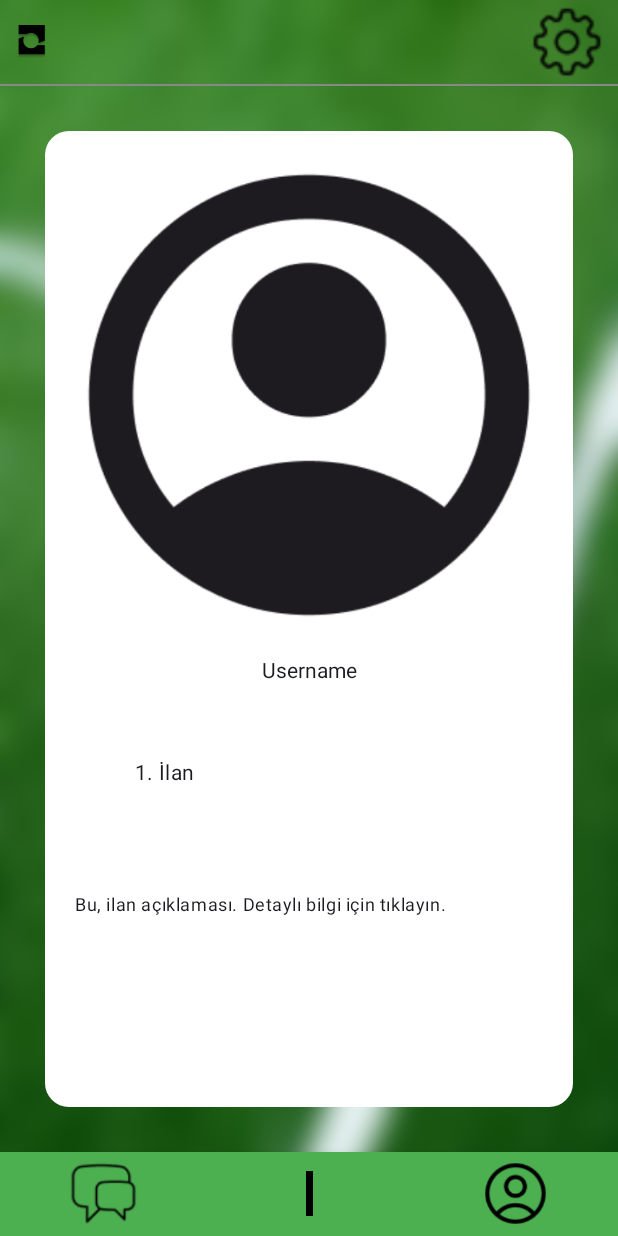
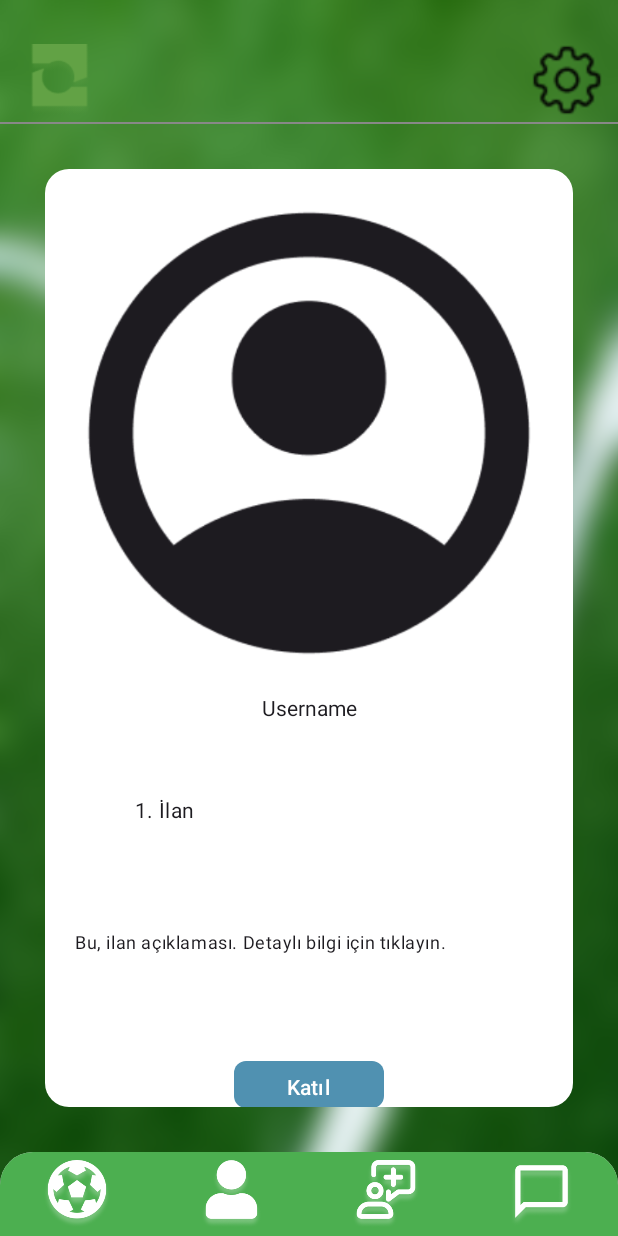
Before and after one commit to Onurv77/Santra, an Android app built with Jetpack Compose: the HomeScreen screen opened through its navigation route, after a tap on "Username", on a phone screen of 412 x 824 dp. Run offline under Robolectric (Android 15) with nearby library versions, the phone set to English and light mode, and no system bars; our stand-ins replace Room's generated code, livedata-compose.

Commit message:
designupdated

```diff
--- a/app/src/main/java/com/example/santra/ui/components/BottomBarContent.kt
+++ b/app/src/main/java/com/example/santra/ui/components/BottomBarContent.kt
@@ -2,20 +2,36 @@ package com.example.santra.ui.components
 
 
 import androidx.compose.foundation.layout.size
+import androidx.compose.foundation.shape.RoundedCornerShape
 //noinspection UsingMaterialAndMaterial3Libraries
 import androidx.compose.material.BottomNavigation
 //noinspection UsingMaterialAndMaterial3Libraries
 import androidx.compose.material.BottomNavigationItem
+import androidx.compose.material3.Card
 import androidx.compose.material3.Icon
 import androidx.compose.runtime.Composable
+import androidx.compose.ui.Alignment
 import androidx.compose.ui.Modifier
+import androidx.compose.ui.draw.shadow
+import androidx.compose.ui.geometry.RoundRect
 import androidx.compose.ui.graphics.Color
+import androidx.compose.ui.graphics.RectangleShape
 import androidx.compose.ui.res.painterResource
+import androidx.compose.ui.tooling.preview.Preview
 import androidx.compose.ui.unit.dp
+import androidx.navigation.NavController
+import androidx.navigation.compose.rememberNavController
 import com.example.santra.R
 
 @Composable
-fun BottomBarContent() {
+fun BottomBarContent(navController: NavController) {
+
+    Card(
+        shape = RoundedCornerShape(topStart = 22.dp,
+            topEnd = 22.dp,
+            bottomStart = 0.dp,
+            bottomEnd = 0.dp)
+    ) {
         BottomNavigation(
             backgroundColor = Color(0xFF4CAF50),
             elevation = 8.dp
@@ -23,9 +39,25 @@ fun BottomBarContent() {
             BottomNavigationItem(
                 icon = {
                     Icon(
-                    painter = painterResource(id = R.drawable.chat_icon),
-                    contentDescription = "Chat",
-                    modifier = Modifier.size(50.dp)
+                        painter = painterResource(id = R.drawable.futbol),
+                        contentDescription = "home",
+                        modifier = Modifier.size(45.dp)
+                            .align(Alignment.CenterVertically),
+                        tint = Color.White
+                    )
+                },
+                selected = false,
+                onClick = { navController.navigate("home") }
+            )
+
+            BottomNavigationItem(
+                icon = {
+                    Icon(
+                        painter = painterResource(id = R.drawable.profile),
+                        contentDescription = "profile",
+                        modifier = Modifier.size(45.dp)
+                            .align(Alignment.CenterVertically),
+                        tint = Color.White
                     )
                 },
                 selected = false,
@@ -34,9 +66,11 @@ fun BottomBarContent() {
             BottomNavigationItem(
                 icon = {
                     Icon(
-                    painter = painterResource(id = R.drawable.add_announcement_1),
-                    contentDescription = "Add",
-                    modifier = Modifier.size(30.dp)
+                        painter = painterResource(id = R.drawable.request),
+                        contentDescription = "request",
+                        modifier = Modifier.size(45.dp)
+                            .align(Alignment.CenterVertically),
+                        tint = Color.White
                     )
                 },
                 selected = false,
@@ -45,9 +79,11 @@ fun BottomBarContent() {
             BottomNavigationItem(
                 icon = {
                     Icon(
-                    painter = painterResource(id = R.drawable.profile_icon),
-                    contentDescription = "Profile",
-                    modifier = Modifier.size(50.dp)
+                        painter = painterResource(id = R.drawable.chat),
+                        contentDescription = "chat",
+                        modifier = Modifier.size(45.dp)
+                            .align(Alignment.CenterVertically),
+                        tint = Color.White
                     )
                 },
                 selected = false,
@@ -55,3 +91,11 @@ fun BottomBarContent() {
             )
         }
     }
+}
+
+@Preview
+@Composable
+fun preBot() {
+    val navController = rememberNavController()
+    BottomBarContent(navController)
+}
--- a/app/src/main/java/com/example/santra/ui/components/TopBarContent.kt
+++ b/app/src/main/java/com/example/santra/ui/components/TopBarContent.kt
@@ -6,21 +6,28 @@ import androidx.compose.foundation.layout.Arrangement
 import androidx.compose.foundation.layout.Column
 import androidx.compose.foundation.layout.Row
 import androidx.compose.foundation.layout.Spacer
+import androidx.compose.foundation.layout.fillMaxHeight
 import androidx.compose.foundation.layout.fillMaxWidth
 import androidx.compose.foundation.layout.height
+import androidx.compose.foundation.layout.padding
 import androidx.compose.foundation.layout.size
+import androidx.compose.foundation.layout.width
 import androidx.compose.material3.Icon
+import androidx.compose.material3.LocalContentColor
 import androidx.compose.runtime.Composable
 import androidx.compose.ui.Alignment
 import androidx.compose.ui.Modifier
 import androidx.compose.ui.graphics.Color
 import androidx.compose.ui.res.painterResource
+import androidx.compose.ui.tooling.preview.Preview
 import androidx.compose.ui.unit.dp
 import com.example.santra.R
 
 @Composable
 fun TopBarContent() {
-    Column {
+    Column(
+        modifier = Modifier.padding(top = 25.dp)
+    ) {
         androidx.compose.material.TopAppBar(
             backgroundColor = Color.Transparent,
             elevation = 0.dp
@@ -33,7 +40,8 @@ fun TopBarContent() {
                 Icon(
                     painter = painterResource(id = R.drawable.home_screen_logo),
                     contentDescription = "Logo",
-                    modifier = Modifier.size(60.dp)
+                    modifier = Modifier.size(125.dp),
+                    tint = Color(0xFF62A245)
                 )
                 Icon(
                     painter = painterResource(id = R.drawable.settings_icon),
@@ -52,3 +60,9 @@ fun TopBarContent() {
         )
     }
 }
+
+@Preview
+@Composable
+fun preBar() {
+    TopBarContent()
+}
--- a/app/src/main/java/com/example/santra/ui/screens/AnnouncementDetail.kt
+++ b/app/src/main/java/com/example/santra/ui/screens/AnnouncementDetail.kt
@@ -13,6 +13,8 @@ import androidx.compose.foundation.layout.height
 import androidx.compose.foundation.layout.padding
 import androidx.compose.foundation.layout.width
 import androidx.compose.foundation.shape.RoundedCornerShape
+import androidx.compose.material3.ButtonColors
+import androidx.compose.material3.ButtonDefaults
 import androidx.compose.material3.ButtonGroup
 import androidx.compose.material3.Card
 import androidx.compose.material3.CardColors
@@ -56,7 +58,7 @@ fun AnnouncementDetailScreen(navController: NavController, announcementId: Strin
         Scaffold(
             containerColor = Color.Transparent,
             topBar = { TopBarContent() },
-            bottomBar = { BottomBarContent() }
+            bottomBar = { BottomBarContent(navController) }
         ) { paddingValues ->
             Box(
                 modifier = Modifier
@@ -103,25 +105,18 @@ fun AnnouncementDetailScreen(navController: NavController, announcementId: Strin
                             style = MaterialTheme.typography.bodySmall
                         )
 
-                        Row(
-                            verticalAlignment = Alignment.Bottom,
-                            horizontalArrangement = Arrangement.Absolute.SpaceBetween,
-                            modifier = Modifier.padding(50.dp)
+                        FilledTonalButton(
+                            onClick = { },
+                            shape = RoundedCornerShape(8.dp),
+                            modifier = Modifier.width(100.dp)
+                                .align(Alignment.CenterHorizontally),
+                            colors = ButtonDefaults.buttonColors(
+                                Color(0XFF5091B1)
+                            )
                         ) {
-
-                            FilledTonalButton(onClick = { }) {
-                                Text("Katıl", style = MaterialTheme.typography.labelLarge)
-                            }
-
-                            Spacer(modifier = Modifier.width(50.dp))
-
-                            FilledTonalButton(onClick = { navController.navigate("home") }) {
-                                Text("Geri Dön", style = MaterialTheme.typography.labelLarge)
-                            }
-
+                            Text("Katıl", style = MaterialTheme.typography.labelLarge)
                         }
                     }
-
                 }
             }
         }
--- a/app/src/main/java/com/example/santra/ui/screens/HomeScreen.kt
+++ b/app/src/main/java/com/example/santra/ui/screens/HomeScreen.kt
@@ -49,19 +49,17 @@ fun HomeScreen(navController: NavController) {
             DrawerContent(navController)
         }
     ) {
-        // Arka plan resmi ve diğer bileşenler için Surface kullanımı
+
         Surface(modifier = Modifier.fillMaxSize(),
             color = Color.Transparent) {
             Box(
                 modifier = Modifier.fillMaxSize()
             ) {
 
-
-                // Scaffold içeriklerini arka planda değil, üstte göstermek
                 Scaffold(
                     containerColor = Color.Transparent,
                     topBar = { TopBarContent() },
-                    bottomBar = { BottomBarContent() }
+                    bottomBar = { BottomBarContent(navController) }
                 ) { paddingValues ->
                     Box(
                         modifier = Modifier
```
Also changed, not shown: app/src/main/res/drawable/chat.png (added), app/src/main/res/drawable/futbol.png (added), app/src/main/res/drawable/profile.png (added), app/src/main/res/drawable/request.png (added). Lines whose indentation alone changed are shown as unchanged.
